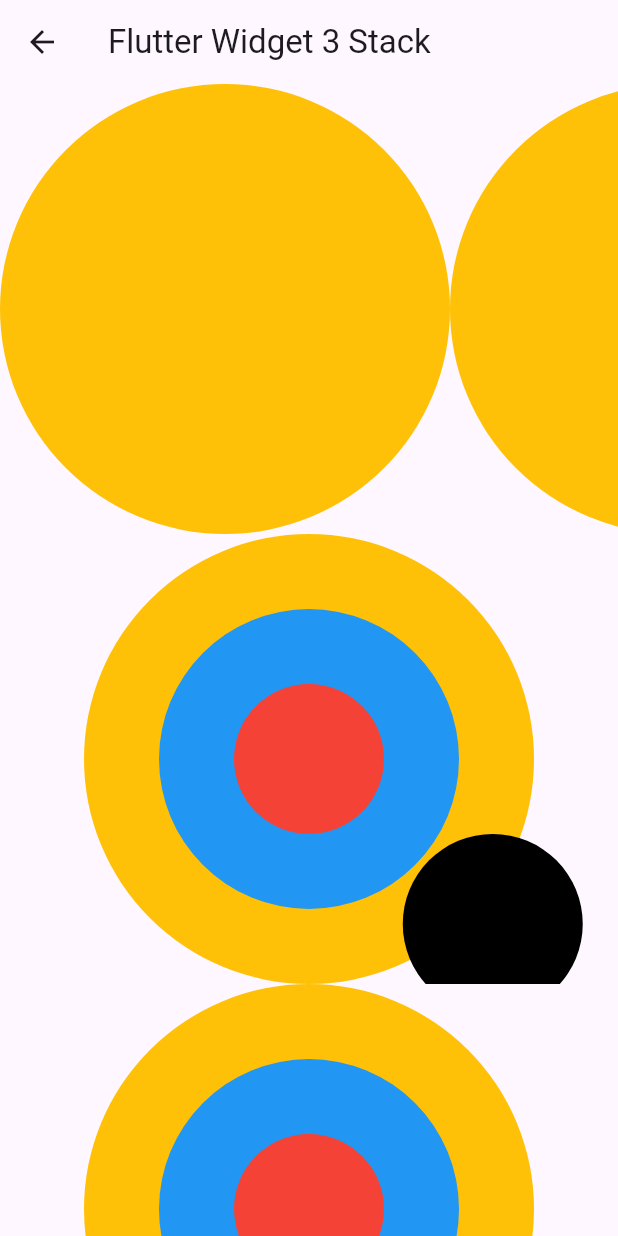
After one commit to Habibieproject/practice_arn, a Flutter app: the FlutterWidge3Stack screen opened directly, on a phone screen of 412 x 824 dp. The commit adds this screen. Run offline on Flutter 3.47's test engine with Material 3 defaults, Android fonts, the phone set to English and light mode, and no system bars.

Commit message:
Flutter Widget 3

```diff
--- a/lib/main.dart
+++ b/lib/main.dart
@@ -1,5 +1,5 @@
 import 'package:flutter/material.dart';
-import 'package:practice_arn/views/flutter_widget_2/expanded.dart';
+import 'package:practice_arn/views/flutter_widget_3/textfield.dart';
 
 void main() {
   runApp(const MyApp());
@@ -31,7 +31,7 @@ class MyApp extends StatelessWidget {
         // tested with just a hot reload.
         colorScheme: ColorScheme.fromSeed(seedColor: Colors.deepPurple),
       ),
-      home: FlutterWidget2Expanded(),
+      home: FlutterWidget3TextField(),
     );
   }
 }
--- /dev/null
+++ b/lib/views/flutter_widget_3/flutter_widget_3_stack.dart
@@ -0,0 +1,148 @@
+import 'package:flutter/material.dart';
+
+class FlutterWidge3Stack extends StatelessWidget {
+  const FlutterWidge3Stack({super.key});
+
+  @override
+  Widget build(BuildContext context) {
+    return Scaffold(
+      appBar: AppBar(title: Text("Flutter Widget 3 Stack")),
+      body: SingleChildScrollView(
+        physics: BouncingScrollPhysics(),
+        child: Column(
+          children: [
+            SingleChildScrollView(
+              scrollDirection: Axis.horizontal,
+              child: Row(
+                children: [
+                  Stack(
+                    alignment: Alignment.center,
+                    children: [
+                      Container(
+                        height: 300,
+                        width: 300,
+                        decoration: BoxDecoration(
+                          color: Colors.amber,
+                          shape: BoxShape.circle,
+                        ),
+                      ),
+                      Container(
+                        height: 200,
+                        decoration: BoxDecoration(
+                          color: Colors.blue,
+                          shape: BoxShape.circle,
+                        ),
+                      ),
+                      Container(
+                        height: 100,
+                        decoration: BoxDecoration(
+                          color: Colors.red,
+                          shape: BoxShape.circle,
+                        ),
+                      ),
+                    ],
+                  ),
+                  Stack(
+                    alignment: Alignment.center,
+                    children: [
+                      Container(
+                        height: 300,
+                        width: 300,
+
+                        decoration: BoxDecoration(
+                          color: Colors.amber,
+                          shape: BoxShape.circle,
+                        ),
+                      ),
+                      Container(
+                        height: 200,
+                        decoration: BoxDecoration(
+                          color: Colors.blue,
+                          shape: BoxShape.circle,
+                        ),
+                      ),
+                      Container(
+                        height: 100,
+                        decoration: BoxDecoration(
+                          color: Colors.red,
+                          shape: BoxShape.circle,
+                        ),
+                      ),
+                    ],
+                  ),
+                ],
+              ),
+            ),
+            Stack(
+              alignment: Alignment.center,
+              children: [
+                // Mulai dari awal itu paling Belakang
+                Container(
+                  height: 300,
+                  decoration: BoxDecoration(
+                    color: Colors.amber,
+                    shape: BoxShape.circle,
+                  ),
+                ),
+                Container(
+                  height: 200,
+                  decoration: BoxDecoration(
+                    color: Colors.blue,
+                    shape: BoxShape.circle,
+                  ),
+                ),
+                Container(
+                  height: 100,
+                  decoration: BoxDecoration(
+                    color: Colors.red,
+                    shape: BoxShape.circle,
+                  ),
+                ),
+                Positioned(
+                  bottom: -20,
+                  top: 200,
+                  left: 250,
+                  right: 5,
+                  child: Container(
+                    height: 20,
+                    width: 20,
+                    decoration: BoxDecoration(
+                      color: Colors.black,
+                      shape: BoxShape.circle,
+                    ),
+                  ),
+                ),
+              ],
+            ),
+            Stack(
+              alignment: Alignment.center,
+              children: [
+                Container(
+                  height: 300,
+                  decoration: BoxDecoration(
+                    color: Colors.amber,
+                    shape: BoxShape.circle,
+                  ),
+                ),
+                Container(
+                  height: 200,
+                  decoration: BoxDecoration(
+                    color: Colors.blue,
+                    shape: BoxShape.circle,
+                  ),
+                ),
+                Container(
+                  height: 100,
+                  decoration: BoxDecoration(
+                    color: Colors.red,
+                    shape: BoxShape.circle,
+                  ),
+                ),
+              ],
+            ),
+          ],
+        ),
+      ),
+    );
+  }
+}
```
Also changed, not shown: lib/views/flutter_widget_3/gridview.dart (added, +91 -0 lines), lib/views/flutter_widget_3/listview.dart (added, +30 -0 lines), lib/views/flutter_widget_3/listview_builder.dart (added, +23 -0 lines), lib/views/flutter_widget_3/listview_builder_data.dart (added, +59 -0 lines), lib/views/flutter_widget_3/textfield.dart (added, +53 -0 lines).
